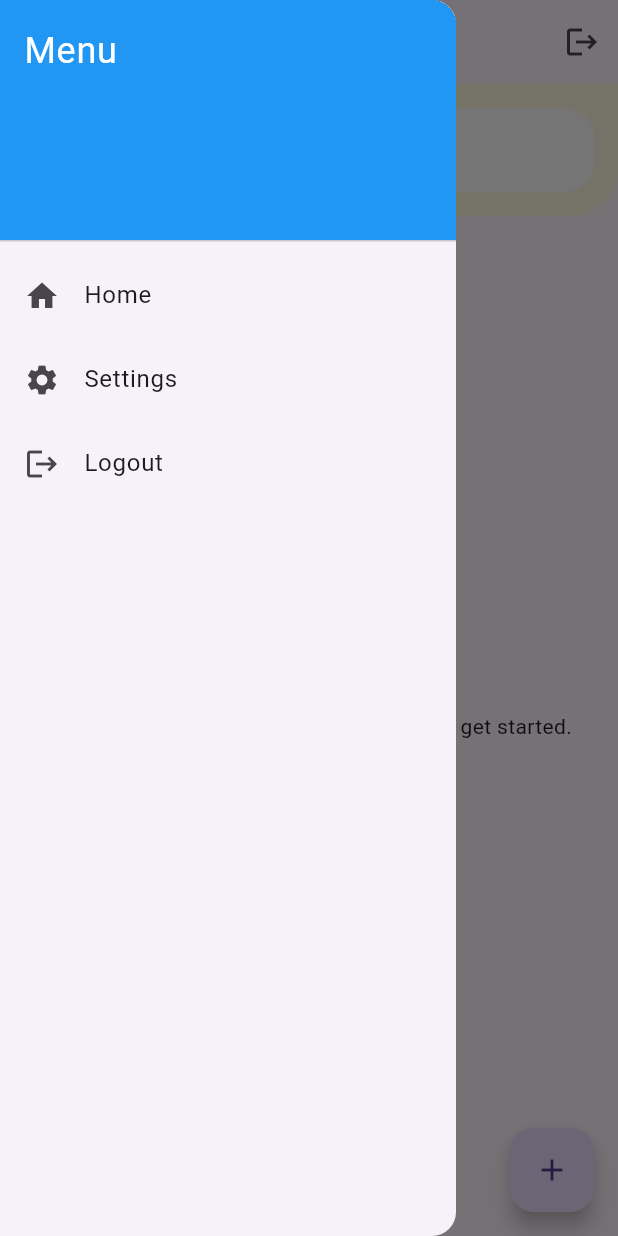
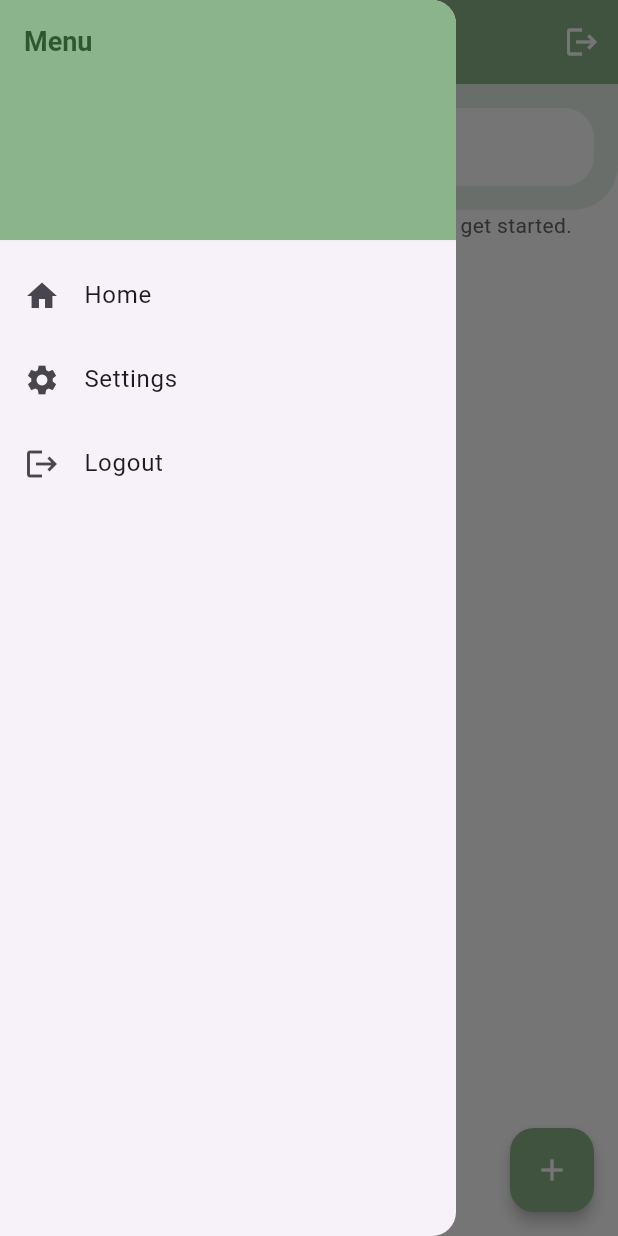
Before and after one commit to ngocbich2003/ricecount-app, a Flutter app: the ProjectListScreen screen opened directly, with the side drawer open, on a phone screen of 412 x 824 dp. Run offline on Flutter 3.47's test engine with Material 3 defaults, Android fonts, the phone set to English and light mode, and no system bars; our stand-ins replace camera, image_picker, permission_handler, plugin_platform_interface, sqflite; missing offline and left inert: excel; accounts and stored records are empty.

Commit message:
edit text

```diff
--- a/lib/screens/auth_screen.dart
+++ b/lib/screens/auth_screen.dart
@@ -146,14 +146,19 @@ class _AuthScreenState extends State<AuthScreen> {
                     style: ElevatedButton.styleFrom(
                       padding: const EdgeInsets.symmetric(vertical: 12),
                       backgroundColor: theme.primaryColor,
-                      foregroundColor: const Color(0xFF4C8C4A),
+                      foregroundColor:
+                          Colors.white, // Thay đổi màu chữ thành trắng
                     ),
                     child: _isLoading
                         ? const CircularProgressIndicator(
-                            color: Color(0xFF4C8C4A))
+                            color: Colors
+                                .white) // Thay đổi màu loading indicator thành trắng
                         : Text(
                             _isLogin ? 'Login' : 'Register',
-                            style: const TextStyle(fontWeight: FontWeight.bold),
+                            style: const TextStyle(
+                              fontWeight: FontWeight.bold,
+                              color: Colors.white, // Đảm bảo màu chữ luôn trắng
+                            ),
                           ),
                   ),
                   const SizedBox(height: 16),
--- a/lib/screens/project_list_screen.dart
+++ b/lib/screens/project_list_screen.dart
@@ -63,7 +63,9 @@ class _ProjectListScreenState extends State<ProjectListScreen> {
       // Tính tổng số germ và not_germ
       int germinatedCount = 0;
       int notGerminatedCount = 0;
-      final detectionResults = detectionStats['detection_results'] as Map<String, Map<String, int>>? ?? {};
+      final detectionResults = detectionStats['detection_results']
+              as Map<String, Map<String, int>>? ??
+          {};
 
       for (var result in detectionResults.values) {
         germinatedCount += result['germ'] ?? 0;
@@ -164,6 +166,8 @@ class _ProjectListScreenState extends State<ProjectListScreen> {
 
   @override
   Widget build(BuildContext context) {
+    final theme = Theme.of(context);
+
     return Scaffold(
       appBar: AppBar(
         title: const Text('Rice Count'),
@@ -182,11 +186,11 @@ class _ProjectListScreenState extends State<ProjectListScreen> {
         child: ListView(
           padding: EdgeInsets.zero,
           children: [
-            const DrawerHeader(
-              decoration: BoxDecoration(color: Colors.blue),
+            DrawerHeader(
+              decoration: BoxDecoration(color: theme.primaryColor),
               child: Text(
                 'Menu',
-                style: TextStyle(color: Colors.white, fontSize: 24),
+                style: theme.textTheme.titleLarge,
               ),
             ),
             ListTile(
@@ -217,9 +221,9 @@ class _ProjectListScreenState extends State<ProjectListScreen> {
       body: Column(
         children: [
           Container(
-            decoration: const BoxDecoration(
-              color: Color(0xFFFFF8E1),
-              borderRadius: BorderRadius.only(
+            decoration: BoxDecoration(
+              color: theme.primaryColor.withOpacity(0.2),
+              borderRadius: const BorderRadius.only(
                 bottomLeft: Radius.circular(30.0),
                 bottomRight: Radius.circular(30.0),
               ),
@@ -229,23 +233,28 @@ class _ProjectListScreenState extends State<ProjectListScreen> {
               controller: _searchController,
               decoration: InputDecoration(
                 hintText: 'Search project',
-                hintStyle: const TextStyle(color: Colors.black54),
+                hintStyle: TextStyle(color: theme.textTheme.bodyMedium?.color),
                 filled: true,
-                fillColor: Colors.white,
+                fillColor: theme.cardColor,
                 border: OutlineInputBorder(
                   borderRadius: BorderRadius.circular(20.0),
                   borderSide: BorderSide.none,
                 ),
-                prefixIcon: const Icon(Icons.search, color: Colors.black54),
+                prefixIcon: Icon(Icons.search,
+                    color: theme.textTheme.bodyMedium?.color),
               ),
-              style: const TextStyle(color: Colors.black),
+              style: theme.textTheme.bodyMedium,
             ),
           ),
           Expanded(
             child: _isLoading
-            ? const Center(child: CircularProgressIndicator())
+                ? Center(
+                    child: CircularProgressIndicator(color: theme.primaryColor))
                 : _filteredProjects.isEmpty
-              ? const Center(child: Text('No projects found. Create a new project to get started.'))
+                    ? Text(
+                        'No projects found. Create a new project to get started.',
+                        style: theme.textTheme.bodyMedium,
+                      )
                     : ListView.builder(
                         itemCount: _filteredProjects.length,
                         itemBuilder: (context, index) {
@@ -256,6 +265,7 @@ class _ProjectListScreenState extends State<ProjectListScreen> {
                             margin: const EdgeInsets.symmetric(
                                 vertical: 8.0, horizontal: 8.0),
                             elevation: 3,
+                            color: theme.cardColor,
                             child: InkWell(
                               onTap: () {
                                 Navigator.push(
@@ -282,11 +292,16 @@ class _ProjectListScreenState extends State<ProjectListScreen> {
                                             ? Image.file(
                                                 File(project['preview_image']),
                                                 fit: BoxFit.cover,
-                                      errorBuilder: (context, error, stackTrace) {
+                                                errorBuilder: (context, error,
+                                                    stackTrace) {
                                                   return Container(
                                                     color: Colors.grey.shade200,
                                                     child: const Center(
-                                            child: Icon(Icons.image_not_supported, size: 40, color: Colors.grey),
+                                                      child: Icon(
+                                                          Icons
+                                                              .image_not_supported,
+                                                          size: 40,
+                                                          color: Colors.grey),
                                                     ),
                                                   );
                                                 },
@@ -294,7 +309,9 @@ class _ProjectListScreenState extends State<ProjectListScreen> {
                                             : Container(
                                                 color: Colors.grey.shade200,
                                                 child: const Center(
-                                        child: Icon(Icons.image, size: 40, color: Colors.grey),
+                                                  child: Icon(Icons.image,
+                                                      size: 40,
+                                                      color: Colors.grey),
                                                 ),
                                               ),
                                       ),
@@ -305,75 +322,93 @@ class _ProjectListScreenState extends State<ProjectListScreen> {
                                     // Thông tin project
                                     Expanded(
                                       child: Column(
-                                crossAxisAlignment: CrossAxisAlignment.start,
+                                        crossAxisAlignment:
+                                            CrossAxisAlignment.start,
                                         children: [
                                           // Project title và delete button
                                           Row(
-                                    mainAxisAlignment: MainAxisAlignment.spaceBetween,
+                                            mainAxisAlignment:
+                                                MainAxisAlignment.spaceBetween,
                                             children: [
                                               Expanded(
                                                 child: Text(
                                                   project['name'],
-                                          style: const TextStyle(
-                                            fontSize: 18,
-                                            fontWeight: FontWeight.bold
-                                          ),
+                                                  style: theme
+                                                      .textTheme.titleLarge,
                                                 ),
                                               ),
                                               IconButton(
-                                        icon: const Icon(Icons.delete, color: Colors.red),
+                                                icon: const Icon(Icons.delete,
+                                                    color: Colors.red),
                                                 onPressed: () async {
-                                          final confirm = await showDialog<bool>(
+                                                  final confirm =
+                                                      await showDialog<bool>(
                                                     context: context,
-                                            builder: (context) => AlertDialog(
-                                              title: const Text('Delete Project'),
+                                                    builder: (context) =>
+                                                        AlertDialog(
+                                                      title: const Text(
+                                                          'Delete Project'),
                                                       content: const Text(
                                                           'Are you sure you want to delete this project?'),
                                                       actions: [
                                                         TextButton(
                                                           onPressed: () =>
-                                                      Navigator.of(context).pop(false),
-                                                  child: const Text('Cancel'),
+                                                              Navigator.of(
+                                                                      context)
+                                                                  .pop(false),
+                                                          child: const Text(
+                                                              'Cancel'),
                                                         ),
                                                         TextButton(
                                                           onPressed: () =>
-                                                      Navigator.of(context).pop(true),
-                                                  child: const Text('Delete'),
+                                                              Navigator.of(
+                                                                      context)
+                                                                  .pop(true),
+                                                          child: const Text(
+                                                              'Delete'),
                                                         ),
                                                       ],
                                                     ),
                                                   );
                                                   if (confirm == true) {
-                                            _deleteProject(project['id']);
+                                                    _deleteProject(
+                                                        project['id']);
                                                   }
                                                 },
                                               ),
                                             ],
                                           ),
 
-                                  const Divider(),
+                                          Divider(color: theme.primaryColor),
 
                                           // Thông tin thống kê
                                           Text(
                                             'Images: ${project['total_images'] ?? 0} total, ${project['detected_images'] ?? 0} detected',
-                                    style: const TextStyle(fontWeight: FontWeight.w500),
+                                            style: theme.textTheme.bodyMedium
+                                                ?.copyWith(
+                                              fontWeight: FontWeight.w500,
+                                            ),
                                           ),
                                           const SizedBox(height: 4),
                                           Row(
                                             children: [
                                               Text(
                                                 'Germinated: ${project['germinated_count'] ?? 0}',
-                                        style: const TextStyle(
-                                          color: Colors.blue,
-                                          fontWeight: FontWeight.w500
+                                                style: theme
+                                                    .textTheme.bodyMedium
+                                                    ?.copyWith(
+                                                  color: theme.primaryColor,
+                                                  fontWeight: FontWeight.w500,
                                                 ),
                                               ),
                                               const SizedBox(width: 12),
                                               Text(
                                                 'Not germinated: ${project['not_germinated_count'] ?? 0}',
-                                        style: const TextStyle(
+                                                style: theme
+                                                    .textTheme.bodyMedium
+                                                    ?.copyWith(
                                                   color: Colors.red,
-                                          fontWeight: FontWeight.w500
+                                                  fontWeight: FontWeight.w500,
                                                 ),
                                               ),
                                             ],
@@ -389,7 +424,8 @@ class _ProjectListScreenState extends State<ProjectListScreen> {
                                                 Navigator.push(
                                                   context,
                                                   MaterialPageRoute(
-                                            builder: (context) => CapturesScreen(
+                                                    builder: (context) =>
+                                                        CapturesScreen(
                                                       projectId: project['id'],
                                                     ),
                                                   ),
@@ -397,9 +433,11 @@ class _ProjectListScreenState extends State<ProjectListScreen> {
                                               },
                                               style: TextButton.styleFrom(
                                                 foregroundColor: Colors.white,
-                                        backgroundColor: Colors.blue,
+                                                backgroundColor:
+                                                    theme.primaryColor,
                                                 shape: RoundedRectangleBorder(
-                                          borderRadius: BorderRadius.circular(8),
+                                                  borderRadius:
+                                                      BorderRadius.circular(8),
                                                 ),
                                               ),
                                               child: const Text('View Project'),
@@ -420,6 +458,7 @@ class _ProjectListScreenState extends State<ProjectListScreen> {
       ),
       floatingActionButton: FloatingActionButton(
         onPressed: _createNewProject,
+        backgroundColor: theme.floatingActionButtonTheme.backgroundColor,
         child: const Icon(Icons.add),
       ),
     );
--- /dev/null
+++ b/lib/theme/app_theme.dart
@@ -0,0 +1,68 @@
+import 'package:flutter/material.dart';
+
+class AppTheme {
+  static final ThemeData riceSeedTheme = ThemeData(
+    primaryColor:
+        const Color(0xFF8CB48A), // Màu xanh lá đậm hơn cho các điểm nhấn
+    scaffoldBackgroundColor: Colors.white, // Nền trắng
+    cardColor: Colors.white, // Card màu trắng
+    appBarTheme: const AppBarTheme(
+      backgroundColor: Color(0xFF8CB48A), // Màu xanh lá đậm cho AppBar
+      titleTextStyle: TextStyle(
+        color: Colors.white,
+        fontSize: 20,
+        fontWeight: FontWeight.w500,
+      ),
+      elevation: 0,
+      iconTheme: IconThemeData(color: Colors.white),
+    ),
+    floatingActionButtonTheme: const FloatingActionButtonThemeData(
+      backgroundColor: Color(0xFF8CB48A),
+      foregroundColor: Colors.white,
+      elevation: 4,
+    ),
+    textTheme: const TextTheme(
+      titleLarge: TextStyle(
+        color: Color(0xFF2E572C), // Màu xanh đậm cho tiêu đề
+        fontSize: 18,
+        fontWeight: FontWeight.bold,
+      ),
+      bodyMedium: TextStyle(
+        color: Color(0xFF666666), // Màu xám cho text thường
+        fontSize: 14,
+      ),
+      labelMedium: TextStyle(
+        color: Color(0xFF8CB48A), // Màu xanh lá cho các nhãn
+        fontSize: 14,
+        fontWeight: FontWeight.w500,
+      ),
+    ),
+    inputDecorationTheme: InputDecorationTheme(
+      filled: true,
+      fillColor: Colors.white,
+      border: OutlineInputBorder(
+        borderRadius: BorderRadius.circular(30),
+        borderSide: BorderSide.none,
+      ),
+      hintStyle: TextStyle(
+        color: Colors.grey[400],
+        fontSize: 16,
+      ),
+    ),
+    elevatedButtonTheme: ElevatedButtonThemeData(
+      style: ElevatedButton.styleFrom(
+        backgroundColor: const Color(0xFF8CB48A),
+        foregroundColor: Colors.white,
+        elevation: 2,
+        shape: RoundedRectangleBorder(
+          borderRadius: BorderRadius.circular(20),
+        ),
+        padding: const EdgeInsets.symmetric(horizontal: 24, vertical: 12),
+      ),
+    ),
+    dividerTheme: const DividerThemeData(
+      color: Color(0xFFEEEEEE),
+      thickness: 1,
+    ),
+  );
+}
```
Also changed, not shown: 4 other files. Lines whose indentation alone changed are shown as unchanged.
